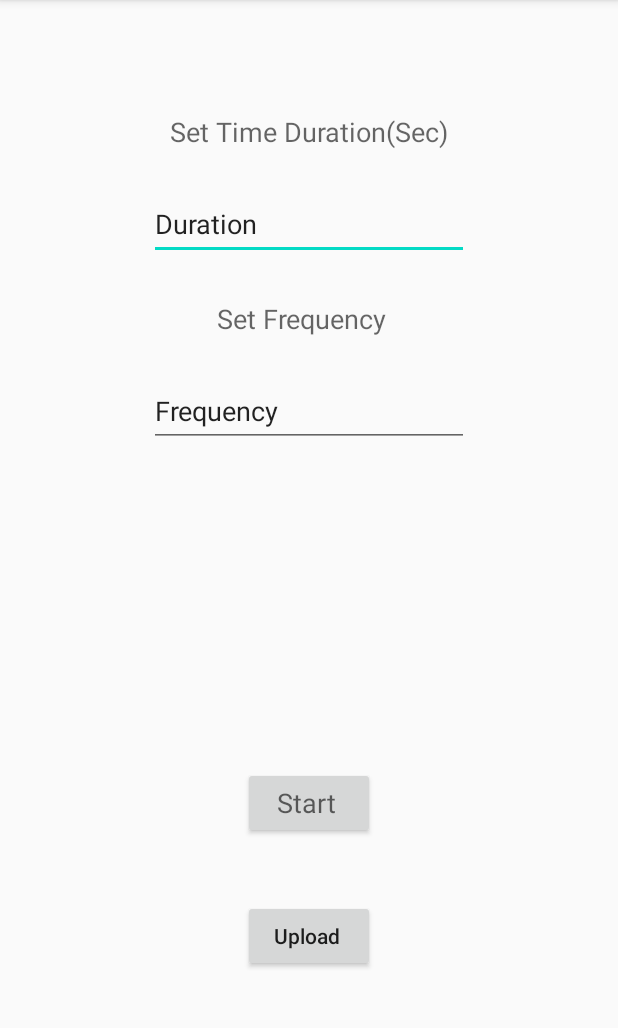
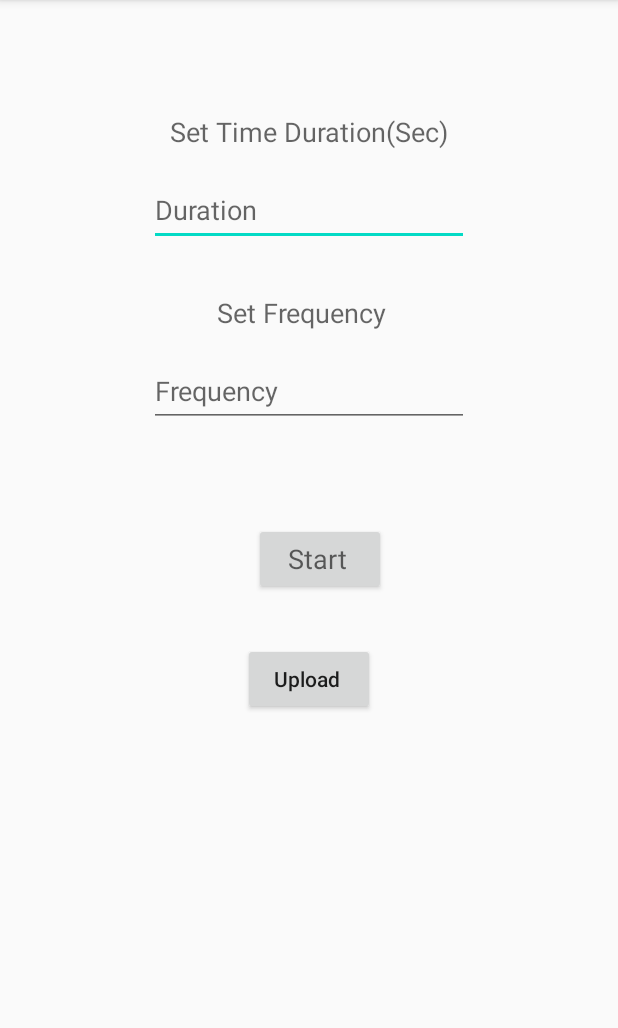
Before and after one commit to mradu-rathore/Sound-Tracker, an Android app: the screen it shows after launch (MainActivity), on a phone screen of 412 x 824 dp, the part 84-1112 px from its top. Run offline under Robolectric (Android 15) with nearby library versions, the phone set to English and light mode, and no system bars; our stand-ins replace Firebase (no records; nobody signed in at launch, a user with empty details on screens opened directly).

Commit message:
Final file

```diff
--- a/SoundTracker/app/src/main/java/com/example/soundtracker/MainActivity.java
+++ b/SoundTracker/app/src/main/java/com/example/soundtracker/MainActivity.java
@@ -4,19 +4,10 @@ import android.Manifest;
 import android.content.Context;
 import android.content.ContextWrapper;
 import android.content.pm.PackageManager;
-import android.icu.text.DateFormat;
-import android.media.MediaPlayer;
 import android.media.MediaRecorder;
 import android.net.Uri;
-import android.os.Build;
-import android.icu.text.DateFormat;
 import android.os.Environment;
 import android.os.Handler;
-//import android.support.annotation.NonNull;
-//import android.support.annotation.RequiresApi;
-//import android.support.v4.app.ActivityCompat;
-//import android.support.v4.content.ContextCompat;
-//import android.support.v7.app.AppCompatActivity;
 import android.os.Bundle;
 import android.telephony.TelephonyManager;
 import android.util.Log;
@@ -55,15 +46,14 @@ public class MainActivity extends AppCompatActivity {
     StorageReference audioStorageRef;
 
     private MediaRecorder mediaRecorder;
-    MediaPlayer mediaPlayer;
     EditText frequency;
     EditText duration;
     Button start;
     Button upload;
     TelephonyManager tm;
     String date;
-    String location;
-    String imei;
+
+
 
 
     //private TextView tvSampleDuration;
@@ -112,9 +102,6 @@ public class MainActivity extends AppCompatActivity {
             }
         });
     }
-    //date = Log.e("date", new SimpleDateFormat("dd/mm/yyyy hh:mm").format(new Date()));
-    //tvSampleDuration = (TextView) findViewById(R.id.editTextDuration);
-
     /* Code to record audio */
     public void btnStartPressed(View v) {
         try {
@@ -125,7 +112,7 @@ public class MainActivity extends AppCompatActivity {
             int fr = fre*6000;
 
             Toast.makeText(this, "Recording has started", Toast.LENGTH_LONG).show();
-            for (int i = 0; i < 5; i++) {
+            for (int i = 0; i < fre; i++) {
                 System.out.println("Recording - " + i);
                 recordAudio(du);
                 Thread.sleep(fr);
@@ -134,11 +121,11 @@ public class MainActivity extends AppCompatActivity {
             e.printStackTrace();
         }
     }
-
+/* Code to record audio */
         private void recordAudio(int d) throws IOException {
 
             try{
-            int du = d;
+            int duration = d;
             mediaRecorder = new MediaRecorder();
             mediaRecorder.setAudioSource(MediaRecorder.AudioSource.MIC);
             mediaRecorder.setOutputFormat(MediaRecorder.OutputFormat.THREE_GPP);
@@ -157,87 +144,11 @@ public class MainActivity extends AppCompatActivity {
                         mediaRecorder = null;
                     }
                 }
-            }, du);
+            }, duration);
        } catch (Exception e) {
                e.printStackTrace();
            }
     }
-//        private void recordVoice(int d) throws IOException {
-//            int du = d;
-//            mediaRecorder = new MediaRecorder();
-//            mediaRecorder.setAudioSource(MediaRecorder.AudioSource.MIC);
-//            mediaRecorder.setOutputFormat(MediaRecorder.OutputFormat.THREE_GPP);
-//            mediaRecorder.setAudioEncoder(MediaRecorder.AudioEncoder.AMR_NB);
-//            File outputFile = getRecordingFile();
-//            outputFiles.add(outputFile);
-//            mediaRecorder.setOutputFile(outputFile.getPath());
-//            mediaRecorder.prepare();
-//            mediaRecorder.start();
-//            new Handler().postDelayed(new Runnable() {
-//                @Override
-//                public void run() {
-//                    if(mediaRecorder != null) {
-//                        mediaRecorder.stop();
-//                        mediaRecorder.release();
-//                        mediaRecorder = null;
-//                    }
-//                }
-//            }, du);
-//        }
-//        try {
-//            mediaRecorder = new MediaRecorder();
-//            mediaRecorder.setAudioSource(MediaRecorder.AudioSource.MIC);
-//            mediaRecorder.setOutputFormat(MediaRecorder.OutputFormat.THREE_GPP);
-//            File outputFile = getRecordingFile();
-//            outputFiles.add(outputFile);
-//            mediaRecorder.setOutputFile(outputFile.getPath());
-//            //mediaRecorder.setOutputFile(getRecordingFilePath());
-//            mediaRecorder.setAudioEncoder(MediaRecorder.AudioEncoder.AMR_NB);
-//            mediaRecorder.prepare();
-//            mediaRecorder.start();
-//
-//            Toast.makeText(this, "Recording Started", Toast.LENGTH_LONG).show();
-//        }
-//        catch (Exception e) {
-//            e.printStackTrace();
-//        }
-//        private Date getDateTime(){
-//            long millis = System.currentTimeMillis();
-//            java.sql.Date date = new java.sql.Date(millis);
-//            return date;
-//        }
-
-//    }
-//
-//
-//    /* Code to upload audio recording */
-//    public void u(View v){
-//        mediaRecorder.stop();
-//        mediaRecorder.release();
-//        mediaRecorder = null;
-//
-//        Toast.makeText(this, "Recording Stopped", Toast.LENGTH_LONG).show();
-//
-//
-//
-//
-//    }
-    /* Code to play audio recording(Testing Purpose) */
-//    public void btnPlayPressed(View v){
-//        try {
-//            mediaPlayer = new MediaPlayer();
-//            mediaPlayer.setDataSource(getRecordingFile());
-//            mediaPlayer.prepare();
-//            mediaPlayer.start();
-//            Toast.makeText(this, "Recording Playing", Toast.LENGTH_LONG).show();
-//
-//        }
-//        catch (Exception e){
-//            e.printStackTrace();
-//        }
-
-
-   // }
     /* Microphone Check */
     private boolean isMicrophoneWorking(){
         if (this.getPackageManager().hasSystemFeature(PackageManager.FEATURE_MICROPHONE)){
@@ -248,7 +159,7 @@ public class MainActivity extends AppCompatActivity {
         }
 
     }
-    /* Mic Permission */
+    // Mic Permission
     private void getMicrophonePermission(){
         if(ContextCompat.checkSelfPermission(this, Manifest.permission.RECORD_AUDIO)== PackageManager.PERMISSION_DENIED){
             ActivityCompat.requestPermissions(this, new String[]{Manifest.permission.RECORD_AUDIO}, MICROPHONE_PERMISSION_CODE);
@@ -270,7 +181,7 @@ public class MainActivity extends AppCompatActivity {
     private void btnUploadPressed(View view){
         uploadFileToDB(this, outputFiles);
     }
-
+// Code to upload files to Firebase Database
     private void uploadFileToDB(Context cx, ArrayList<File> recordedFiles) {
 
         for (int i = 0; i < recordedFiles.size(); i++) {
@@ -299,7 +210,7 @@ public class MainActivity extends AppCompatActivity {
         }
     }
 
-
+    // Code to get Location Permission
     private void getLocationPermission(){
         if(ContextCompat.checkSelfPermission(this, Manifest.permission.ACCESS_COARSE_LOCATION)== PackageManager.PERMISSION_DENIED){
             ActivityCompat.requestPermissions(this, new String[]{Manifest.permission.ACCESS_COARSE_LOCATION}, LOCATION_PERMISSION_CODE);
@@ -308,22 +219,4 @@ public class MainActivity extends AppCompatActivity {
 
     }
 
-
-
-    /* Path to record audio */
-//    private String getRecordingFilePath(){
-//
-//        ContextWrapper contextWrapper = new ContextWrapper(getApplicationContext());
-//        File musicDirectory = contextWrapper.getExternalFilesDir(Environment.DIRECTORY_MUSIC);
-//        File file = new File(musicDirectory,"testRecordingFile" + ".mp3");
-//        // Create a reference to "mountains.jpg"
-//       // StorageReference mountainsRef = storageRef.child(file);
-//
-//// Create a reference to 'images/mountains.jpg'
-//       // StorageReference mountainImagesRef = storageRef.child(file);
-//
-//// While the file names are the same, the references point to different files
-//      //  mountainsRef.getName().equals(mountainImagesRef.getName());    // true
-       //mountainsRef.getPath().equals(mountainImagesRef.getPath());    // false
-       //return file.getPath();
    }
--- a/SoundTracker/app/src/main/res/layout/activity_main.xml
+++ b/SoundTracker/app/src/main/res/layout/activity_main.xml
@@ -1,11 +1,10 @@
 <?xml version="1.0" encoding="utf-8"?>
-<android.support.constraint.ConstraintLayout xmlns:android="http://schemas.android.com/apk/res/android"
+<androidx.constraintlayout.widget.ConstraintLayout xmlns:android="http://schemas.android.com/apk/res/android"
     xmlns:app="http://schemas.android.com/apk/res-auto"
     xmlns:tools="http://schemas.android.com/tools"
     android:layout_width="match_parent"
     android:layout_height="match_parent"
     tools:context=".MainActivity">
-<!-- GUI Components -->
     <TextView
         android:id="@+id/tvSetTimeDuration"
         android:layout_width="wrap_content"
@@ -17,70 +16,72 @@
         app:layout_constraintStart_toStartOf="parent"
         app:layout_constraintTop_toTopOf="parent" />
 
+    <EditText
+        android:id="@+id/editTextDuration"
+        android:layout_width="wrap_content"
+        android:layout_height="wrap_content"
+        android:layout_marginTop="16dp"
+        android:ems="10"
+        android:hint="Duration"
+        android:inputType="textPersonName"
+        android:minHeight="48dp"
+        android:textAppearance="@style/TextAppearance.AppCompat.Medium"
+        app:layout_constraintEnd_toEndOf="parent"
+        app:layout_constraintStart_toStartOf="parent"
+        app:layout_constraintTop_toBottomOf="@+id/tvSetTimeDuration" />
+
     <TextView
         android:id="@+id/tvSetSampleDuration"
         android:layout_width="wrap_content"
         android:layout_height="wrap_content"
-        android:layout_marginTop="200dp"
+        android:layout_marginTop="32dp"
         android:layout_marginEnd="10dp"
         android:text="Set Frequency"
         android:textAppearance="@style/TextAppearance.AppCompat.Medium"
         app:layout_constraintEnd_toEndOf="parent"
         app:layout_constraintStart_toStartOf="parent"
-        app:layout_constraintTop_toTopOf="parent" />
+        app:layout_constraintTop_toBottomOf="@+id/editTextDuration" />
+
+    <EditText
+        android:id="@+id/editTextFrequency"
+        android:layout_width="wrap_content"
+        android:layout_height="wrap_content"
+        android:layout_marginTop="16dp"
+        android:ems="10"
+        android:hint="Frequency"
+        android:inputType="textPersonName"
+        android:minHeight="48dp"
+        android:textAppearance="@style/TextAppearance.AppCompat.Medium"
+        app:layout_constraintEnd_toEndOf="parent"
+        app:layout_constraintStart_toStartOf="parent"
+        app:layout_constraintTop_toBottomOf="@+id/tvSetSampleDuration" />
 
     <Button
         android:id="@+id/buttonStart"
         android:layout_width="wrap_content"
         android:layout_height="wrap_content"
-        android:layout_marginTop="500dp"
+        android:layout_marginTop="64dp"
         android:layout_marginBottom="30dp"
         android:onClick="btnStartPressed"
         android:text="Start "
         android:textAppearance="@style/TextAppearance.AppCompat.Medium"
         app:layout_constraintBottom_toTopOf="@+id/buttonUpload"
         app:layout_constraintEnd_toEndOf="parent"
+        app:layout_constraintHorizontal_bias="0.523"
         app:layout_constraintStart_toStartOf="parent"
-        app:layout_constraintTop_toTopOf="parent" />
+        app:layout_constraintTop_toBottomOf="@id/editTextFrequency"
+        app:layout_constraintVertical_bias="1.0" />
 
     <Button
         android:id="@+id/buttonUpload"
         android:layout_width="wrap_content"
         android:layout_height="wrap_content"
-        android:layout_marginTop="600dp"
+        android:layout_marginTop="32dp"
         android:onClick="btnUploadPressed"
         android:text="Upload "
         android:textAllCaps="false"
         app:layout_constraintEnd_toEndOf="parent"
         app:layout_constraintStart_toStartOf="parent"
-        app:layout_constraintTop_toTopOf="parent" />
+        app:layout_constraintTop_toBottomOf="@id/buttonStart" />
 
-    <EditText
-        android:id="@+id/editTextDuration"
-        android:layout_width="wrap_content"
-        android:layout_height="wrap_content"
-        android:layout_marginTop="125dp"
-        android:ems="10"
-        android:inputType="textPersonName"
-        android:minHeight="48dp"
-        android:text="Duration"
-        android:textAppearance="@style/TextAppearance.AppCompat.Medium"
-        app:layout_constraintEnd_toEndOf="parent"
-        app:layout_constraintStart_toStartOf="parent"
-        app:layout_constraintTop_toTopOf="parent" />
-
-    <EditText
-        android:id="@+id/editTextFrequency"
-        android:layout_width="wrap_content"
-        android:layout_height="wrap_content"
-        android:layout_marginTop="250dp"
-        android:ems="10"
-        android:inputType="textPersonName"
-        android:minHeight="48dp"
-        android:text="Frequency"
-        android:textAppearance="@style/TextAppearance.AppCompat.Medium"
-        app:layout_constraintEnd_toEndOf="parent"
-        app:layout_constraintStart_toStartOf="parent"
-        app:layout_constraintTop_toTopOf="parent" />
-
-</android.support.constraint.ConstraintLayout>
+</androidx.constraintlayout.widget.ConstraintLayout>
```
Also changed, not shown: 2 other files.
